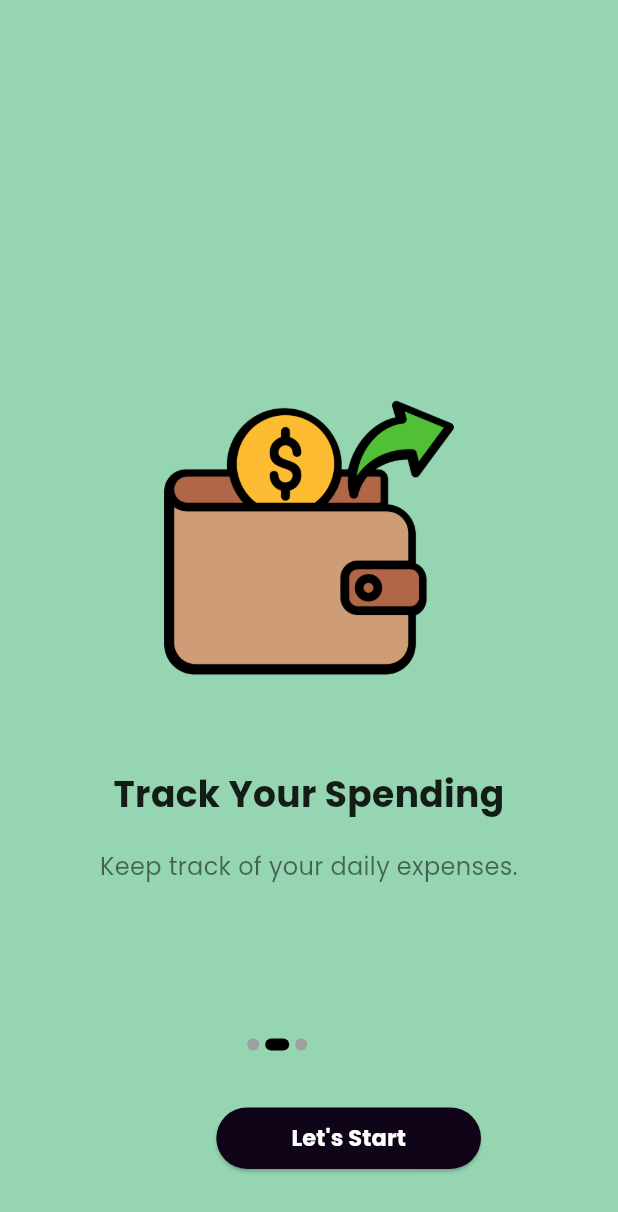
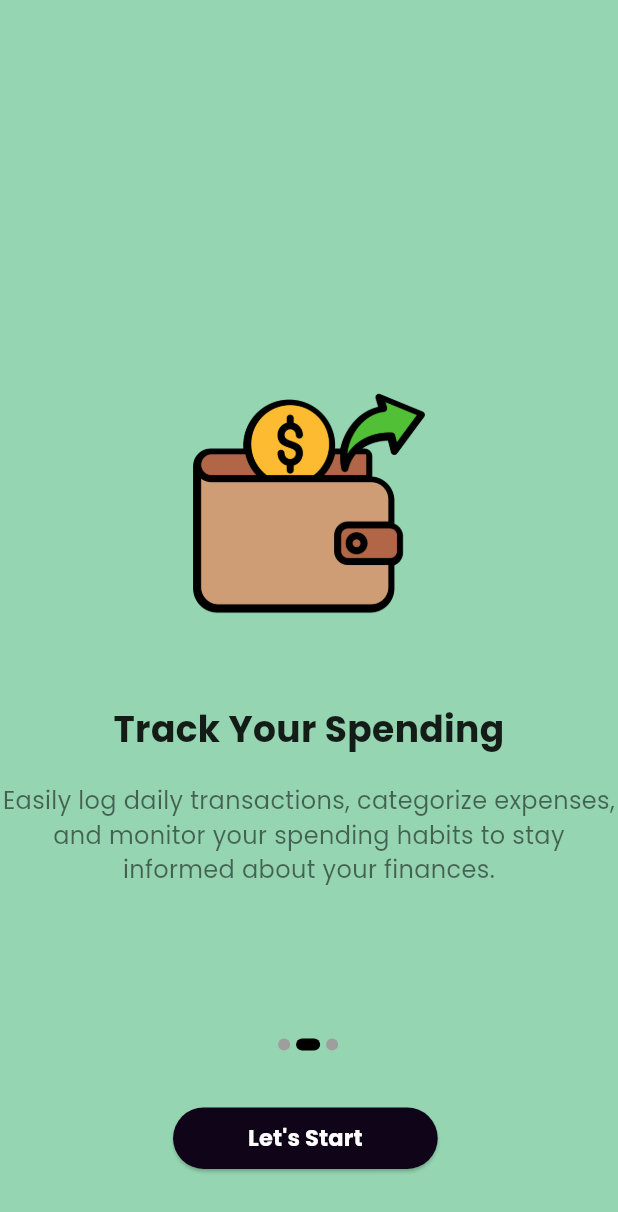
Before and after one commit to iRajapaksha/Expense-Manager-App, a Flutter app: the screen it shows after launch, swiped to page 2, on a phone screen of 412 x 824 dp. Shown: the top 1212 px of the screen. Run offline on Flutter 3.47's test engine with Material 3 defaults, Android fonts, the light colour scheme and no system bars; drawn by our look-alikes of smooth_page_indicator; our stand-ins replace fl_chart, hive, hive_flutter, shared_preferences; accounts and stored records are empty.

Commit message:
welcome updated

```diff
--- a/lib/pages/splash_screen.dart
+++ b/lib/pages/splash_screen.dart
@@ -39,7 +39,7 @@ class _SplashScreenState extends State<SplashScreen>
   @override
   void initState() {
     super.initState();
-    Future.delayed(Duration(seconds: 3), () {
+    Future.delayed(Duration(seconds: 4), () {
       navigateToNextScreen(context);
     });
   }
@@ -63,7 +63,7 @@ class _SplashScreenState extends State<SplashScreen>
       crossAxisAlignment: CrossAxisAlignment.center,
       children: [
         Image.asset(
-          'images/budget.png',
+          'images/logo.png',
           width: 100,
           height: 100,
         ),
--- a/lib/pages/welcome.dart
+++ b/lib/pages/welcome.dart
@@ -37,20 +37,35 @@ class _WelcomePageState extends State<WelcomePage> {
     final screenWidth = MediaQuery.of(context).size.width;
     final screenHeight = MediaQuery.of(context).size.height;
     return Scaffold(
-      backgroundColor: Color.fromRGBO(149, 213, 178,1),
+      backgroundColor: Color.fromRGBO(149, 213, 178, 1),
       body: Stack(
         children: [
           PageView(
             controller: _pageController,
             children: [
-              _welcomePage(screenWidth, screenHeight, 'images/budget.png', 'Welcome to Expense Manager', 'Manage your expenses efficiently.'),
-              _welcomePage(screenWidth, screenHeight, 'images/spending.png', 'Track Your Spending', 'Keep track of your daily expenses.'),
-              _welcomePage(screenWidth, screenHeight, 'images/income.png', 'Analyze Your Data', 'Get insights into your spending patterns.'),
+              _welcomePage(
+                  screenWidth,
+                  screenHeight,
+                  'images/budget.png',
+                  'Welcome to Expense Manager',
+                  'Efficiently manage your finances, set budgets, and track expenses to achieve your financial goals easily.'),
+              _welcomePage(
+                  screenWidth,
+                  screenHeight,
+                  'images/spending.png',
+                  'Track Your Spending',
+                  'Easily log daily transactions, categorize expenses, and monitor your spending habits to stay informed about your finances.'),
+              _welcomePage(
+                  screenWidth,
+                  screenHeight,
+                  'images/income.png',
+                  'Analyze Your Data',
+                  'Gain insights into your financial patterns with detailed reports, helping you make smarter financial decisions and achieve stability.'),
             ],
           ),
           Positioned(
             bottom: screenHeight * 0.15,
-            left: screenWidth * 0.4,
+            left: screenWidth * 0.45,
             child: SmoothPageIndicator(
               controller: _pageController,
               count: 3,
@@ -64,13 +79,14 @@ class _WelcomePageState extends State<WelcomePage> {
             ),
           ),
           Positioned(
-            left: screenWidth * 0.35,
+            left: screenWidth * 0.28,
             bottom: screenHeight * 0.05,
             child: ElevatedButton(
               onPressed: () {
                 Navigator.pushReplacement(
                   context,
-                  MaterialPageRoute(builder: (context) => const TabsController()),
+                  MaterialPageRoute(
+                      builder: (context) => const TabsController()),
                 );
               },
               style: ButtonStyle(
@@ -92,15 +108,16 @@ class _WelcomePageState extends State<WelcomePage> {
     );
   }
 
-  Widget _welcomePage(double screenWidth, double screenHeight, String image, String heading, String text) {
+  Widget _welcomePage(double screenWidth, double screenHeight, String image,
+      String heading, String text) {
     return Column(
       mainAxisAlignment: MainAxisAlignment.center,
       crossAxisAlignment: CrossAxisAlignment.center,
       children: [
         Image.asset(
           image,
-          width: screenWidth * 0.5,
-          height: screenHeight * 0.3,
+          width: screenWidth * 0.4,
+          height: screenHeight * 0.25,
         ),
         const SizedBox(height: 30),
         Text(
```
Also changed, not shown: images/logo.png (added).
